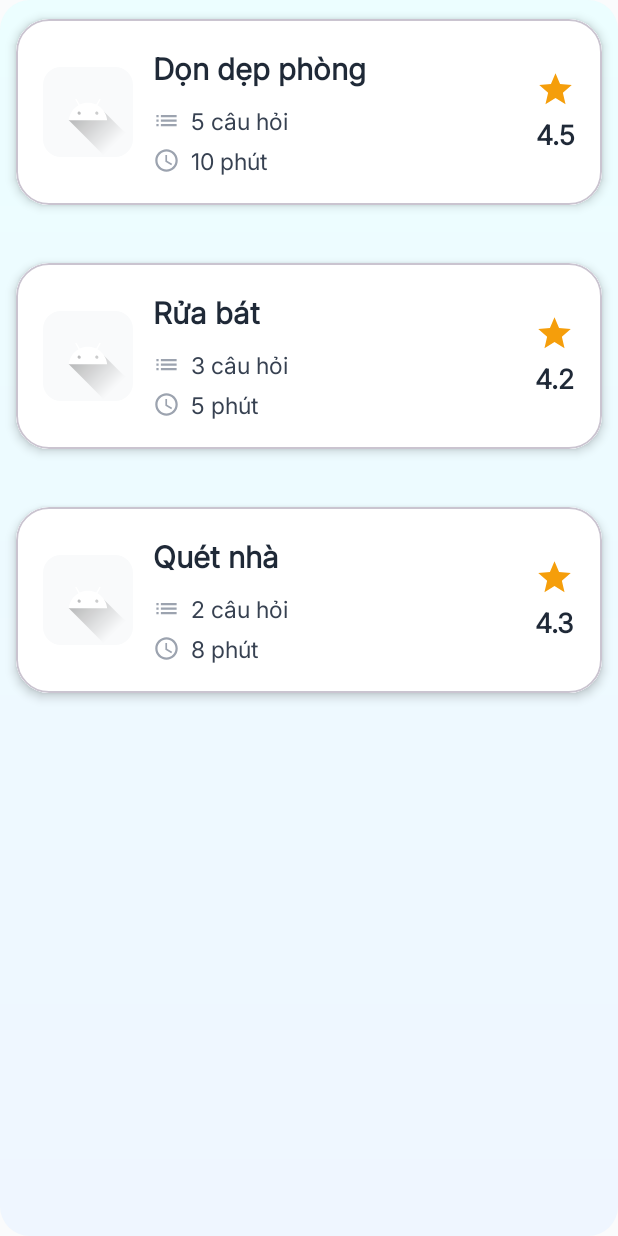
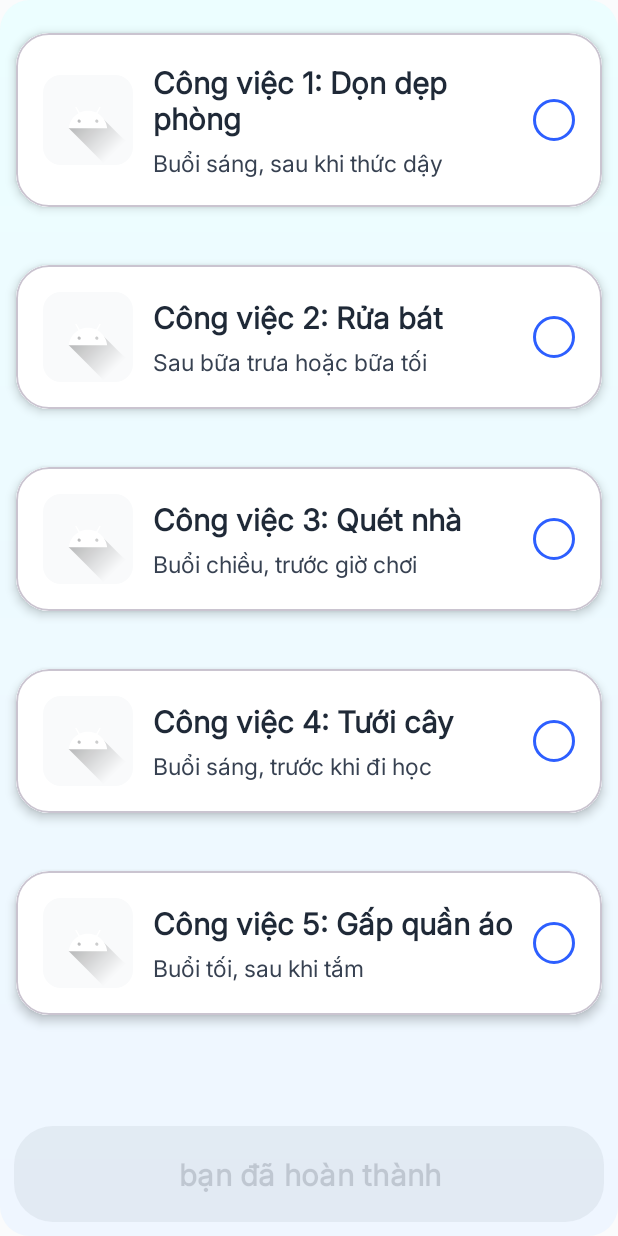
Before and after one commit to HuuHuyDev/Math-Habit, an Android app: the fragment HomeworkTabFragment placed in its activity, on a phone screen of 412 x 824 dp. Run offline under Robolectric (Android 15) with nearby library versions, the phone set to English and light mode, and no system bars; our stand-ins replace navigation-ui.

Commit message:
feat: feature/homeWork-ui

```diff
--- /dev/null
+++ b/app/src/main/java/com/kidsapp/data/model/HouseworkTask.java
@@ -0,0 +1,52 @@
+package com.kidsapp.data.model;
+
+/**
+ * Model cho công việc nhà trong tab "Việc nhà".
+ * Lưu trạng thái được chọn (isSelected) và đã hoàn thành (isCompleted).
+ */
+public class HouseworkTask {
+
+    private String title;
+    private String subtitle;
+    private boolean isSelected;
+    private boolean isCompleted;
+
+    public HouseworkTask(String title, String subtitle) {
+        this.title = title;
+        this.subtitle = subtitle;
+        this.isSelected = false;
+        this.isCompleted = false;
+    }
+
+    public String getTitle() {
+        return title;
+    }
+
+    public void setTitle(String title) {
+        this.title = title;
+    }
+
+    public String getSubtitle() {
+        return subtitle;
+    }
+
+    public void setSubtitle(String subtitle) {
+        this.subtitle = subtitle;
+    }
+
+    public boolean isSelected() {
+        return isSelected;
+    }
+
+    public void setSelected(boolean selected) {
+        isSelected = selected;
+    }
+
+    public boolean isCompleted() {
+        return isCompleted;
+    }
+
+    public void setCompleted(boolean completed) {
+        isCompleted = completed;
+    }
+}
--- a/app/src/main/java/com/kidsapp/ui/child/task/tabs/HomeworkTabFragment.java
+++ b/app/src/main/java/com/kidsapp/ui/child/task/tabs/HomeworkTabFragment.java
@@ -5,20 +5,28 @@ import android.view.LayoutInflater;
 import android.view.View;
 import android.view.ViewGroup;
 import android.widget.Toast;
+
 import androidx.annotation.NonNull;
 import androidx.annotation.Nullable;
 import androidx.fragment.app.Fragment;
 import androidx.recyclerview.widget.LinearLayoutManager;
-import androidx.recyclerview.widget.RecyclerView;
-import com.kidsapp.R;
-import com.kidsapp.ui.child.task.Task;
-import com.kidsapp.ui.child.task.TaskListAdapter;
+
+import com.kidsapp.data.model.HouseworkTask;
+import com.kidsapp.databinding.FragmentHomeworkTabBinding;
+
 import java.util.ArrayList;
 import java.util.List;
 
+/**
+ * Tab "Việc nhà"
+ * - Hiển thị danh sách công việc nhà với checkbox tick chọn.
+ * - Nút "Hoàn thành" ở dưới cùng để đánh dấu các công việc đã chọn là hoàn thành.
+ */
 public class HomeworkTabFragment extends Fragment {
-    private RecyclerView recyclerViewTasks;
-    private TaskListAdapter adapter;
+
+    private FragmentHomeworkTabBinding binding;
+    private HouseworkAdapter adapter;
+    private final List<HouseworkTask> houseworkTasks = new ArrayList<>();
 
     public HomeworkTabFragment() {
         // Required empty public constructor
@@ -28,34 +36,83 @@ public class HomeworkTabFragment extends Fragment {
         return new HomeworkTabFragment();
     }
 
+    @Nullable
     @Override
-    public View onCreateView(LayoutInflater inflater, ViewGroup container,
+    public View onCreateView(@NonNull LayoutInflater inflater, ViewGroup container,
                              Bundle savedInstanceState) {
-        return inflater.inflate(R.layout.fragment_homework_tab, container, false);
+        binding = FragmentHomeworkTabBinding.inflate(inflater, container, false);
+        setupRecyclerView();
+        setupCompleteButton();
+        return binding.getRoot();
+    }
+
+    private void setupRecyclerView() {
+        houseworkTasks.clear();
+        houseworkTasks.addAll(createSampleTasks());
+
+        adapter = new HouseworkAdapter(houseworkTasks, this::updateCompleteButtonState);
+
+        binding.recyclerViewTasks.setLayoutManager(new LinearLayoutManager(requireContext()));
+        binding.recyclerViewTasks.setAdapter(adapter);
+
+        // Khởi tạo trạng thái nút "Hoàn thành"
+        updateCompleteButtonState(0);
+    }
+
+    private void setupCompleteButton() {
+        binding.btnComplete.setOnClickListener(v -> {
+            List<HouseworkTask> selectedTasks = adapter.getSelectedTasks();
+            int completedCount = selectedTasks.size();
+
+            if (completedCount == 0) {
+                return;
+            }
+
+            // Đánh dấu các công việc đã chọn là hoàn thành
+            for (HouseworkTask task : selectedTasks) {
+                task.setCompleted(true);
+                task.setSelected(false);
+            }
+
+            adapter.notifyDataSetChanged();
+
+            // Cập nhật lại trạng thái nút (vì không còn task nào đang được chọn)
+            updateCompleteButtonState(0);
+
+            // Hiển thị Toast thông báo
+            Toast.makeText(
+                    requireContext(),
+                    "Bạn đã hoàn thành " + completedCount + " công việc!",
+                    Toast.LENGTH_SHORT
+            ).show();
+        });
+    }
+
+    /**
+     * Bật/tắt nút "Hoàn thành" dựa trên số lượng task được chọn.
+     */
+    private void updateCompleteButtonState(int selectedCount) {
+        boolean enabled = selectedCount > 0;
+        binding.btnComplete.setEnabled(enabled);
+        binding.btnComplete.setAlpha(enabled ? 1.0f : 0.5f);
+    }
+
+    /**
+     * Tạo danh sách sample 3–5 công việc nhà.
+     */
+    private List<HouseworkTask> createSampleTasks() {
+        List<HouseworkTask> tasks = new ArrayList<>();
+        tasks.add(new HouseworkTask("Công việc 1: Dọn dẹp phòng", "Buổi sáng, sau khi thức dậy"));
+        tasks.add(new HouseworkTask("Công việc 2: Rửa bát", "Sau bữa trưa hoặc bữa tối"));
+        tasks.add(new HouseworkTask("Công việc 3: Quét nhà", "Buổi chiều, trước giờ chơi"));
+        tasks.add(new HouseworkTask("Công việc 4: Tưới cây", "Buổi sáng, trước khi đi học"));
+        tasks.add(new HouseworkTask("Công việc 5: Gấp quần áo", "Buổi tối, sau khi tắm"));
+        return tasks;
     }
 
     @Override
-    public void onViewCreated(@NonNull View view, @Nullable Bundle savedInstanceState) {
-        super.onViewCreated(view, savedInstanceState);
-        recyclerViewTasks = view.findViewById(R.id.recyclerViewTasks);
-        setupRecyclerView();
-    }
-
-    private void setupRecyclerView() {
-        List<Task> tasks = createSampleTasks();
-        adapter = new TaskListAdapter(tasks);
-        adapter.setOnTaskClickListener(task ->
-                Toast.makeText(requireContext(), "Chọn: " + task.getTitle(), Toast.LENGTH_SHORT).show());
-
-        recyclerViewTasks.setLayoutManager(new LinearLayoutManager(requireContext()));
-        recyclerViewTasks.setAdapter(adapter);
-    }
-
-    private List<Task> createSampleTasks() {
-        List<Task> tasks = new ArrayList<>();
-        tasks.add(new Task("Dọn dẹp phòng", 5, 10, 4.5f, R.drawable.ic_launcher_foreground, Task.TYPE_HOMEWORK));
-        tasks.add(new Task("Rửa bát", 3, 5, 4.2f, R.drawable.ic_launcher_foreground, Task.TYPE_HOMEWORK));
-        tasks.add(new Task("Quét nhà", 2, 8, 4.3f, R.drawable.ic_launcher_foreground, Task.TYPE_HOMEWORK));
-        return tasks;
+    public void onDestroyView() {
+        super.onDestroyView();
+        binding = null;
     }
 }
--- /dev/null
+++ b/app/src/main/java/com/kidsapp/ui/child/task/tabs/HouseworkAdapter.java
@@ -0,0 +1,160 @@
+package com.kidsapp.ui.child.task.tabs;
+
+import android.content.Context;
+import android.graphics.Paint;
+import android.view.LayoutInflater;
+import android.view.View;
+import android.view.ViewGroup;
+
+import androidx.annotation.NonNull;
+import androidx.core.content.ContextCompat;
+import androidx.recyclerview.widget.RecyclerView;
+
+import com.kidsapp.R;
+import com.kidsapp.data.model.HouseworkTask;
+import com.kidsapp.databinding.ItemHouseworkTaskBinding;
+
+import java.util.ArrayList;
+import java.util.List;
+
+/**
+ * Adapter cho danh sách công việc nhà.
+ * - Hiển thị tiêu đề, mô tả.
+ * - Hiển thị trạng thái tick chọn (isSelected).
+ * - Đổi style khi task đã hoàn thành (isCompleted).
+ * - Callback lên Fragment khi số lượng task được chọn thay đổi.
+ */
+public class HouseworkAdapter extends RecyclerView.Adapter<HouseworkAdapter.HouseworkViewHolder> {
+
+    public interface OnSelectionChangedListener {
+        /**
+         * Được gọi mỗi khi số lượng task được chọn thay đổi.
+         *
+         * @param selectedCount số lượng task hiện đang được chọn.
+         */
+        void onSelectionChanged(int selectedCount);
+    }
+
+    private final List<HouseworkTask> tasks = new ArrayList<>();
+    private final OnSelectionChangedListener selectionChangedListener;
+
+    public HouseworkAdapter(@NonNull List<HouseworkTask> houseworkTasks,
+                            @NonNull OnSelectionChangedListener listener) {
+        tasks.clear();
+        tasks.addAll(houseworkTasks);
+        this.selectionChangedListener = listener;
+    }
+
+    @NonNull
+    @Override
+    public HouseworkViewHolder onCreateViewHolder(@NonNull ViewGroup parent, int viewType) {
+        ItemHouseworkTaskBinding binding = ItemHouseworkTaskBinding.inflate(
+                LayoutInflater.from(parent.getContext()), parent, false);
+        return new HouseworkViewHolder(binding);
+    }
+
+    @Override
+    public void onBindViewHolder(@NonNull HouseworkViewHolder holder, int position) {
+        holder.bind(tasks.get(position));
+    }
+
+    @Override
+    public int getItemCount() {
+        return tasks.size();
+    }
+
+    /**
+     * Lấy danh sách các task đang được chọn.
+     */
+    @NonNull
+    public List<HouseworkTask> getSelectedTasks() {
+        List<HouseworkTask> selected = new ArrayList<>();
+        for (HouseworkTask task : tasks) {
+            if (task.isSelected()) {
+                selected.add(task);
+            }
+        }
+        return selected;
+    }
+
+    private int getSelectedCount() {
+        int count = 0;
+        for (HouseworkTask task : tasks) {
+            if (task.isSelected()) {
+                count++;
+            }
+        }
+        return count;
+    }
+
+    class HouseworkViewHolder extends RecyclerView.ViewHolder {
+
+        private final ItemHouseworkTaskBinding binding;
+
+        HouseworkViewHolder(@NonNull ItemHouseworkTaskBinding binding) {
+            super(binding.getRoot());
+            this.binding = binding;
+        }
+
+        void bind(@NonNull HouseworkTask task) {
+            Context context = binding.getRoot().getContext();
+
+            binding.txtTitle.setText(task.getTitle());
+            binding.txtSubtitle.setText(task.getSubtitle());
+
+            // Style khi task đã hoàn thành: gạch ngang + màu xám nhạt
+            int normalTitleColor = ContextCompat.getColor(context, R.color.text_primary);
+            int normalSubtitleColor = ContextCompat.getColor(context, R.color.text_secondary);
+            int completedColor = ContextCompat.getColor(context, R.color.text_tertiary);
+
+            if (task.isCompleted()) {
+                binding.txtTitle.setTextColor(completedColor);
+                binding.txtSubtitle.setTextColor(completedColor);
+                binding.txtTitle.setPaintFlags(binding.txtTitle.getPaintFlags()
+                        | Paint.STRIKE_THRU_TEXT_FLAG);
+                binding.txtSubtitle.setPaintFlags(binding.txtSubtitle.getPaintFlags()
+                        | Paint.STRIKE_THRU_TEXT_FLAG);
+            } else {
+                binding.txtTitle.setTextColor(normalTitleColor);
+                binding.txtSubtitle.setTextColor(normalSubtitleColor);
+                binding.txtTitle.setPaintFlags(binding.txtTitle.getPaintFlags()
+                        & (~Paint.STRIKE_THRU_TEXT_FLAG));
+                binding.txtSubtitle.setPaintFlags(binding.txtSubtitle.getPaintFlags()
+                        & (~Paint.STRIKE_THRU_TEXT_FLAG));
+            }
+
+            // Binding trạng thái checkbox
+            updateCheckboxUi(task);
+
+            View.OnClickListener toggleListener = v -> toggleSelection(task);
+
+            // Click vào toàn bộ item
+            binding.getRoot().setOnClickListener(toggleListener);
+            // Hoặc click trực tiếp vào vòng tròn
+            binding.imgCheckbox.setOnClickListener(toggleListener);
+        }
+
+        private void toggleSelection(@NonNull HouseworkTask task) {
+            // Không cho phép chọn lại nếu đã hoàn thành? Ở đây vẫn cho phép chọn,
+            // nhưng có thể đổi sang bỏ qua nếu cần.
+            task.setSelected(!task.isSelected());
+            updateCheckboxUi(task);
+
+            if (selectionChangedListener != null) {
+                selectionChangedListener.onSelectionChanged(getSelectedCount());
+            }
+        }
+
+        private void updateCheckboxUi(@NonNull HouseworkTask task) {
+            if (task.isSelected()) {
+                binding.imgCheckbox.setBackgroundResource(R.drawable.bg_checkbox_checked);
+                binding.imgCheckbox.setImageResource(R.drawable.ic_check_circle);
+                binding.imgCheckbox.setColorFilter(
+                        ContextCompat.getColor(binding.getRoot().getContext(), R.color.white));
+            } else {
+                binding.imgCheckbox.setBackgroundResource(R.drawable.bg_checkbox_unchecked);
+                binding.imgCheckbox.setImageDrawable(null);
+            }
+        }
+    }
+}
--- /dev/null
+++ b/app/src/main/res/drawable/bg_checkbox_checked.xml
@@ -0,0 +1,7 @@
+<?xml version="1.0" encoding="utf-8"?>
+<shape xmlns:android="http://schemas.android.com/apk/res/android"
+    android:shape="oval">
+
+    <solid android:color="@color/primary" />
+
+</shape>
--- /dev/null
+++ b/app/src/main/res/drawable/bg_checkbox_unchecked.xml
@@ -0,0 +1,11 @@
+<?xml version="1.0" encoding="utf-8"?>
+<shape xmlns:android="http://schemas.android.com/apk/res/android"
+    android:shape="oval">
+
+    <solid android:color="@color/white" />
+
+    <stroke
+        android:width="2dp"
+        android:color="@color/primary" />
+
+</shape>
--- a/app/src/main/res/layout/fragment_homework_tab.xml
+++ b/app/src/main/res/layout/fragment_homework_tab.xml
@@ -1,18 +1,44 @@
 <?xml version="1.0" encoding="utf-8"?>
-<FrameLayout xmlns:android="http://schemas.android.com/apk/res/android"
+<androidx.constraintlayout.widget.ConstraintLayout xmlns:android="http://schemas.android.com/apk/res/android"
+    xmlns:app="http://schemas.android.com/apk/res-auto"
     xmlns:tools="http://schemas.android.com/tools"
     android:layout_width="match_parent"
     android:layout_height="match_parent"
-    android:background="@color/background_light"
+    android:background="@drawable/bg_app_background"
     tools:context=".ui.child.task.tabs.HomeworkTabFragment">
 
     <androidx.recyclerview.widget.RecyclerView
-        android:background="@drawable/bg_app_background"
         android:id="@+id/recyclerViewTasks"
-        android:layout_width="match_parent"
-        android:layout_height="match_parent"
+        android:layout_width="0dp"
+        android:layout_height="0dp"
         android:clipToPadding="false"
+        android:paddingTop="@dimen/spacing_8"
         android:paddingBottom="@dimen/spacing_16"
-        tools:listitem="@layout/item_task" />
+        android:overScrollMode="never"
+        tools:listitem="@layout/item_housework_task"
+        app:layout_constraintTop_toTopOf="parent"
+        app:layout_constraintBottom_toTopOf="@id/btnComplete"
+        app:layout_constraintStart_toStartOf="parent"
+        app:layout_constraintEnd_toEndOf="parent" />
 
-</FrameLayout>
+    <com.google.android.material.button.MaterialButton
+        android:id="@+id/btnComplete"
+        android:layout_width="0dp"
+        android:layout_height="wrap_content"
+        android:layout_marginHorizontal="@dimen/spacing_8"
+        android:layout_marginBottom="@dimen/spacing_8"
+        android:text="@string/task_complete"
+        android:textAllCaps="false"
+        android:textStyle="bold"
+        android:textSize="@dimen/text_size_large"
+        android:paddingTop="@dimen/spacing_12"
+        android:paddingBottom="@dimen/spacing_12"
+        android:enabled="false"
+        android:alpha="0.5"
+        android:background="@drawable/bg_button_primary"
+        app:cornerRadius="@dimen/radius_input"
+        app:layout_constraintBottom_toBottomOf="parent"
+        app:layout_constraintStart_toStartOf="parent"
+        app:layout_constraintEnd_toEndOf="parent" />
+
+</androidx.constraintlayout.widget.ConstraintLayout>
--- /dev/null
+++ b/app/src/main/res/layout/item_housework_task.xml
@@ -0,0 +1,68 @@
+<?xml version="1.0" encoding="utf-8"?>
+<com.google.android.material.card.MaterialCardView xmlns:android="http://schemas.android.com/apk/res/android"
+    xmlns:app="http://schemas.android.com/apk/res-auto"
+    xmlns:tools="http://schemas.android.com/tools"
+    android:layout_width="match_parent"
+    android:layout_height="wrap_content"
+    android:layout_marginBottom="@dimen/spacing_12"
+    android:layout_marginHorizontal="0dp"
+    app:cardCornerRadius="@dimen/radius_card"
+    app:cardElevation="@dimen/elevation_small"
+    app:cardUseCompatPadding="true">
+
+    <LinearLayout
+        android:layout_width="match_parent"
+        android:layout_height="wrap_content"
+        android:orientation="horizontal"
+        android:background="@color/white"
+        android:padding="@dimen/spacing_16"
+        android:gravity="center_vertical">
+
+        <!-- Ảnh minh họa bên trái (hình vuông xám) -->
+        <ImageView
+            android:id="@+id/imgTask"
+            android:layout_width="60dp"
+            android:layout_height="60dp"
+            android:scaleType="centerCrop"
+            android:background="@drawable/bg_task_image"
+            android:src="@drawable/ic_launcher_foreground"
+            tools:src="@drawable/ic_launcher_foreground" />
+
+        <!-- Nội dung ở giữa -->
+        <LinearLayout
+            android:layout_width="0dp"
+            android:layout_height="wrap_content"
+            android:layout_weight="1"
+            android:layout_marginStart="@dimen/spacing_12"
+            android:orientation="vertical">
+
+            <TextView
+                android:id="@+id/txtTitle"
+                android:layout_width="wrap_content"
+                android:layout_height="wrap_content"
+                android:textColor="@color/text_primary"
+                android:textSize="@dimen/text_size_large"
+                android:textStyle="bold"
+                tools:text="Công việc 1: Nấu ăn" />
+
+            <TextView
+                android:id="@+id/txtSubtitle"
+                android:layout_width="wrap_content"
+                android:layout_height="wrap_content"
+                android:layout_marginTop="@dimen/spacing_4"
+                android:textColor="@color/text_secondary"
+                android:textSize="@dimen/text_size_small"
+                tools:text="Buổi sáng, sau khi ăn sáng" />
+        </LinearLayout>
+
+        <!-- Vòng tròn tick bên phải -->
+        <ImageView
+            android:id="@+id/imgCheckbox"
+            android:layout_width="28dp"
+            android:layout_height="28dp"
+            android:layout_marginStart="@dimen/spacing_12"
+            android:background="@drawable/bg_checkbox_unchecked" />
+
+    </LinearLayout>
+
+</com.google.android.material.card.MaterialCardView>
--- a/app/src/main/res/values/strings.xml
+++ b/app/src/main/res/values/strings.xml
@@ -65,6 +65,7 @@
     <string name="task_tab_exercise">Bài tập</string>
     <string name="task_tab_history">Lịch sử</string>
     <string name="task_start">Bắt đầu</string>
+    <string name="task_complete">bạn đã hoàn thành</string>
 
     <!-- Exam -->
     <string name="exam_title">Bài kiểm tra</string>
```
